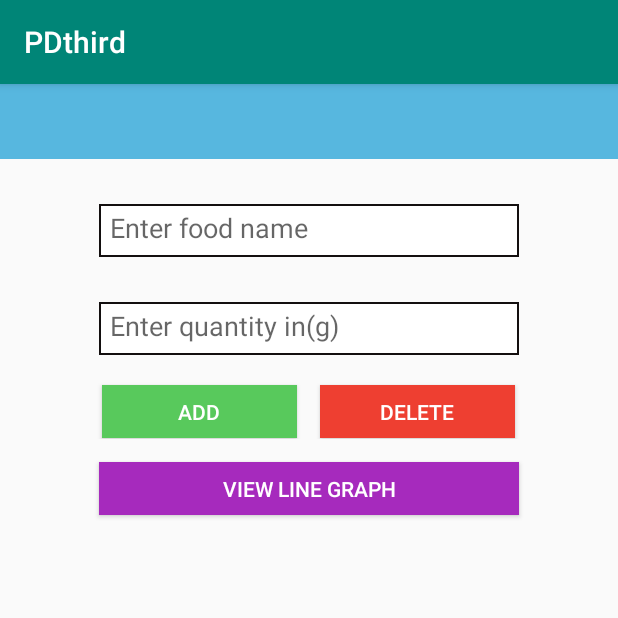
After one commit to wizard-com/PD, an Android app: the NutritionValueActivity screen opened directly, with no data from a screen before it, on a phone screen of 412 x 824 dp, the top half of it. The commit adds this screen. Run offline under Robolectric (Android 15) with nearby library versions, the light colour scheme and no system bars.

Commit message:
Done for today

```diff
--- a/app/src/main/AndroidManifest.xml
+++ b/app/src/main/AndroidManifest.xml
@@ -21,6 +21,7 @@
         </activity>
         <activity android:name=".BmiDataActivity"/>
         <activity android:name=".NutritionDataActivity"/>
+        <activity android:name=".NutritionValueActivity"/>
         <activity android:name=".NewsActivity" android:theme="@style/AppTheme.NoActionBar"/>
     </application>
 
--- a/app/src/main/java/com/example/pdthird/MainActivity.java
+++ b/app/src/main/java/com/example/pdthird/MainActivity.java
@@ -59,7 +59,7 @@ public class MainActivity extends AppCompatActivity implements PopupMenu.OnMenuI
         nutritionCard.setOnClickListener(new View.OnClickListener() {
             @Override
             public void onClick(View v) {
-                Intent myIntent = new Intent(MainActivity.this, NutritionDataActivity.class);
+                Intent myIntent = new Intent(MainActivity.this, NutritionValueActivity.class);
                 startActivity(myIntent);
             }
         });
--- /dev/null
+++ b/app/src/main/java/com/example/pdthird/NutritionListViewAdapter.java
@@ -0,0 +1,48 @@
+package com.example.pdthird;
+
+import android.content.Context;
+import android.view.LayoutInflater;
+import android.view.View;
+import android.view.ViewGroup;
+import android.widget.ArrayAdapter;
+import android.widget.CheckBox;
+import android.widget.ImageView;
+import android.widget.TextView;
+
+import java.util.ArrayList;
+
+public class NutritionListViewAdapter extends ArrayAdapter {
+
+    Context parent_context;
+    int layout_id;
+    ArrayList<NutritionItem> nutritionItemsList;
+
+    public NutritionListViewAdapter(Context context, int id, ArrayList<NutritionItem> objects) {
+        super(context, id, objects);
+        parent_context = context;
+        layout_id = id;
+        nutritionItemsList = objects;
+    }
+
+    @Override
+    public View getView(int position, View convertView, ViewGroup parent) {
+        // Obtain the LayoutInflater object
+        LayoutInflater inflater = (LayoutInflater) parent_context.getSystemService(Context.LAYOUT_INFLATER_SERVICE);
+
+        // "Inflate" the View for each row
+        View rowView = inflater.inflate(layout_id, parent, false);
+
+        // Obtain the UI components and do the necessary binding
+        TextView tvName = rowView.findViewById(R.id.textViewFood);
+        TextView tvQty = rowView.findViewById(R.id.textViewQty);
+
+
+        // Obtain the Android Version information based on the position
+        NutritionItem item = nutritionItemsList.get(position);
+
+        // Set values to the TextView to display the corresponding information
+        tvName.setText(item.getName());
+        tvQty.setText(item.getQty()+"");
+        return rowView;
+    }
+}
--- /dev/null
+++ b/app/src/main/java/com/example/pdthird/NutritionValueActivity.java
@@ -0,0 +1,39 @@
+package com.example.pdthird;
+
+import android.content.Intent;
+import android.os.Bundle;
+import android.view.View;
+import android.widget.Button;
+import android.widget.ListView;
+
+import androidx.appcompat.app.AppCompatActivity;
+
+import java.util.ArrayList;
+
+public class NutritionValueActivity extends AppCompatActivity {
+    Button btnViewData;
+    ListView lvNutritionItems;
+    ArrayList<NutritionItem> nutritionItems;
+    NutritionListViewAdapter nutritionLVAdapter;
+
+    @Override
+    protected void onCreate(Bundle savedInstanceState) {
+        super.onCreate(savedInstanceState);
+        setContentView(R.layout.nutrition_calculator_form);
+        btnViewData = findViewById(R.id.viewLineGraph);
+        lvNutritionItems = findViewById(R.id.listViewNutrition);
+
+        nutritionItems = new ArrayList<NutritionItem>();
+        nutritionLVAdapter = new NutritionListViewAdapter(NutritionValueActivity.this, R.layout.custom_nutrition_list, nutritionItems);
+        lvNutritionItems.setAdapter(nutritionLVAdapter);
+
+
+        btnViewData.setOnClickListener(new View.OnClickListener() {
+            @Override
+            public void onClick(View v) {
+                Intent myIntent = new Intent(NutritionValueActivity.this, NutritionDataActivity.class);
+                startActivity(myIntent);
+            }
+        });
+    }
+}
--- a/app/src/main/res/layout/bmi_data_layout.xml
+++ b/app/src/main/res/layout/bmi_data_layout.xml
@@ -11,7 +11,7 @@
         android:layout_width="250dp"
         android:layout_gravity="center"
         android:layout_height="wrap_content"
-        android:text="Show BMI Calculator"
+        android:text="Calculate BMI"
         android:background="#58C95C"
         android:textColor="#ffffff"/>
 
--- /dev/null
+++ b/app/src/main/res/layout/nutrition_calculator_form.xml
@@ -0,0 +1,82 @@
+<?xml version="1.0" encoding="utf-8"?>
+<LinearLayout xmlns:android="http://schemas.android.com/apk/res/android"
+    android:layout_width="match_parent"
+    android:layout_height="match_parent"
+    android:orientation="vertical">
+
+
+    <TextView
+        android:layout_width="match_parent"
+        android:layout_height="50dp"
+        android:background="#57B7DF" />
+
+    <EditText
+        android:id="@+id/editTextFood"
+        android:layout_width="280dp"
+        android:layout_height="35dp"
+        android:layout_gravity="center"
+        android:layout_marginTop="30dp"
+        android:background="@drawable/border"
+        android:ems="10"
+        android:hint="Enter food name"
+        android:inputType="textAutoComplete"
+        android:padding="7dp" />
+
+    <EditText
+        android:id="@+id/editTextQty"
+        android:layout_width="280dp"
+        android:layout_height="35dp"
+        android:layout_gravity="center"
+        android:layout_marginTop="30dp"
+        android:background="@drawable/border"
+        android:ems="10"
+        android:hint="Enter quantity in(g)"
+        android:inputType="number"
+        android:padding="7dp" />
+
+    <LinearLayout
+        android:layout_width="match_parent"
+        android:layout_height="wrap_content"
+        android:orientation="horizontal"
+        android:gravity="center">
+
+        <Button
+            android:id="@+id/add"
+            android:layout_width="130dp"
+            android:layout_height="35dp"
+            android:layout_marginTop="15dp"
+            android:layout_marginBottom="5dp"
+            android:background="#58C95C"
+            android:text="Add"
+            android:textColor="#ffffff" />
+
+        <Button
+            android:id="@+id/delete"
+            android:layout_width="130dp"
+            android:layout_height="35dp"
+            android:layout_marginLeft="15dp"
+            android:layout_marginTop="15dp"
+            android:layout_marginBottom="5dp"
+            android:background="#EE3F31"
+            android:text="Delete"
+            android:textColor="#ffffff" />
+    </LinearLayout>
+
+    <Button
+        android:id="@+id/viewLineGraph"
+        android:layout_width="280dp"
+        android:layout_height="35dp"
+        android:layout_gravity="center"
+        android:layout_marginTop="15dp"
+        android:background="#A62ABD"
+        android:text="View Line Graph"
+        android:textColor="#ffffff" />
+
+    <ListView
+        android:id="@+id/listViewNutrition"
+        android:layout_width="match_parent"
+        android:layout_height="wrap_content" />
+
+
+
+</LinearLayout>
```
Also changed, not shown: app/src/main/java/com/example/pdthird/NutritionDataActivity.java (+39 -25 lines), app/src/main/java/com/example/pdthird/NutritionItem.java (added, +18 -0 lines), app/src/main/res/layout/custom_nutrition_list.xml (added, +42 -0 lines), app/src/main/res/layout/nutrition_data_layout.xml (+1 -10 lines).
